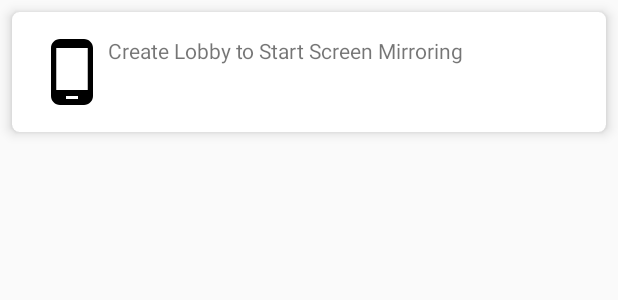
After one commit to carlogravador/Presentor-Undergrad-Thesis, an Android app: the layout list_item_lobby.xml on its own in the app's theme, with its tools: preview values and no code run, on a phone screen of 412 x 824 dp. The commit adds this screen. Shown: the top 300 px of the screen. Run offline under Robolectric (Android 15) with nearby library versions, the phone set to English and light mode, and no system bars.

Commit message:
Added CardView

```diff
--- a/app/src/main/AndroidManifest.xml
+++ b/app/src/main/AndroidManifest.xml
@@ -24,7 +24,8 @@
                 <category android:name="android.intent.category.LAUNCHER" />
             </intent-filter>
         </activity>
-        <activity android:name=".CreateLobby"></activity>
+        <activity android:name=".CreateLobby" />
+        <activity android:name=".AccessActivity"></activity>
     </application>
 
 </manifest>
--- /dev/null
+++ b/app/src/main/res/drawable/ic_phone_android.xml
@@ -0,0 +1,9 @@
+<vector xmlns:android="http://schemas.android.com/apk/res/android"
+        android:width="24dp"
+        android:height="24dp"
+        android:viewportWidth="24.0"
+        android:viewportHeight="24.0">
+    <path
+        android:fillColor="#FF000000"
+        android:pathData="M16,1L8,1C6.34,1 5,2.34 5,4v16c0,1.66 1.34,3 3,3h8c1.66,0 3,-1.34 3,-3L19,4c0,-1.66 -1.34,-3 -3,-3zM14,21h-4v-1h4v1zM17.25,18L6.75,18L6.75,4h10.5v14z"/>
+</vector>
--- /dev/null
+++ b/app/src/main/res/layout/list_item_lobby.xml
@@ -0,0 +1,36 @@
+<?xml version="1.0" encoding="utf-8"?>
+<android.support.v7.widget.CardView xmlns:android="http://schemas.android.com/apk/res/android"
+    android:layout_width="match_parent"
+    android:layout_height="wrap_content"
+    xmlns:app="http://schemas.android.com/apk/res-auto"
+    android:minHeight="70dp"
+    android:clickable="true"
+    android:foreground="?android:attr/selectableItemBackground"
+    app:cardCornerRadius="5dp"
+    app:cardElevation="5dp"
+    app:cardPreventCornerOverlap="false"
+    android:layout_margin="8dp"
+    xmlns:tools="http://schemas.android.com/tools">
+
+    <RelativeLayout
+        android:layout_width="match_parent"
+        android:layout_height="match_parent"
+        android:padding="16dp">
+
+        <ImageView
+            android:id="@+id/list_item_icon"
+            android:layout_width="48dp"
+            android:layout_height="48dp"
+            android:src="@drawable/ic_phone_android"
+            />
+
+        <TextView
+            android:layout_width="wrap_content"
+            android:layout_height="wrap_content"
+            android:text="@string/screen_mirror_create_title_description"
+            android:layout_toRightOf="@id/list_item_icon"/>
+
+
+    </RelativeLayout>
+
+</android.support.v7.widget.CardView>
--- a/app/src/main/res/values/strings.xml
+++ b/app/src/main/res/values/strings.xml
@@ -15,6 +15,4 @@
     <string name="screen_mirror_start_session">Start Screen Mirroring</string>
 
 
-
-
 </resources>
--- a/build.gradle
+++ b/build.gradle
@@ -6,6 +6,7 @@ buildscript {
     }
     dependencies {
         classpath 'com.android.tools.build:gradle:3.0.0'
+
         //Card view
 
 
```
Also changed, not shown: app/src/main/java/com/example/android/presentor/AccessActivity.java (added, +13 -0 lines), app/src/main/java/com/example/android/presentor/MainActivity.java (+10 -0 lines), app/src/main/res/layout/activity_access.xml (added, +9 -0 lines), app/src/main/res/layout/content_main.xml (+39 -40 lines).
